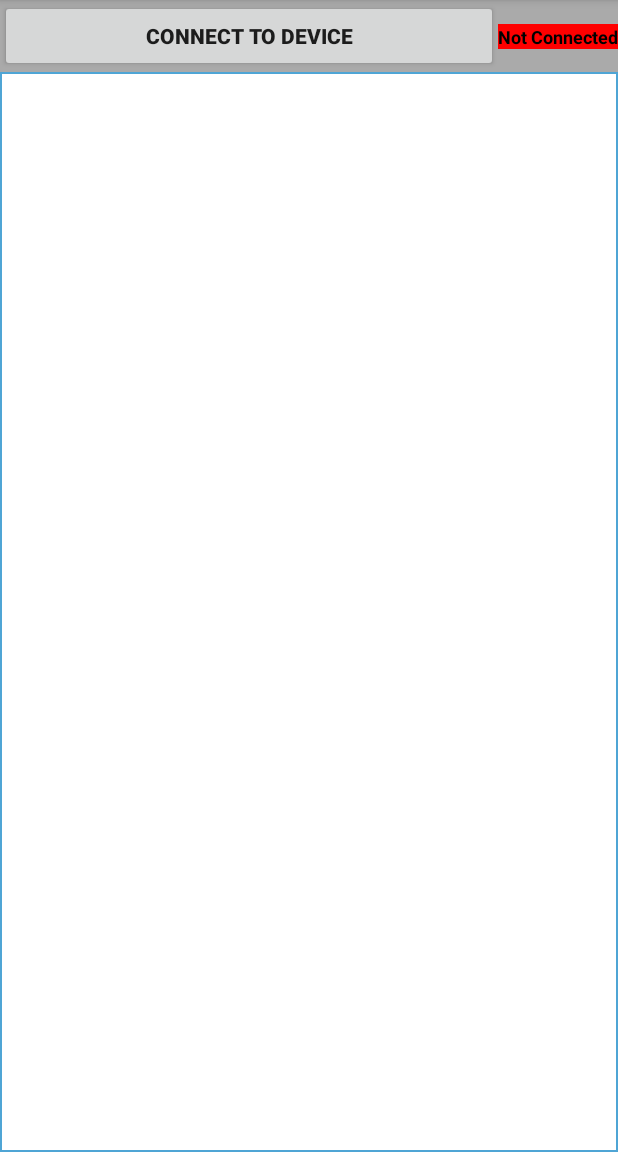
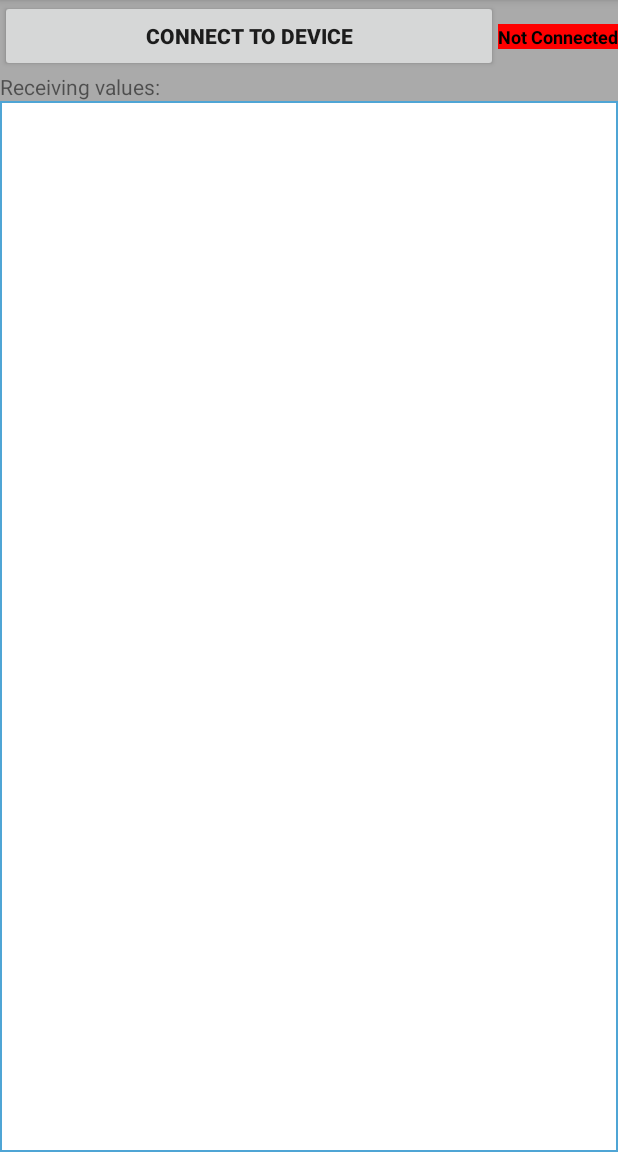
Before and after one commit to tun6i/emg_ecg_platform, an Android app: the screen it shows after launch (Main), on a phone screen of 412 x 824 dp, the part 84-1236 px from its top. Run offline under Robolectric (Android 15) with nearby library versions, the phone set to English and light mode, and no system bars.

Commit message:
Update Data View

```diff
--- a/GraphPlot/app/src/main/java/com/home/graphplot/Main.java
+++ b/GraphPlot/app/src/main/java/com/home/graphplot/Main.java
@@ -22,7 +22,7 @@ public class Main extends AppCompatActivity {
     private TextView tv_status;
     private TextView viewData;
     private Button btn_connect;
-    private Bundle state;
+    //private Bundle state;
     private Handler timerHandler = new Handler();
 
     private Runnable timerRunnable = new Runnable() {
@@ -34,16 +34,21 @@ public class Main extends AppCompatActivity {
                     InputStream inputStream = btSetup.getBtSocket().getInputStream();
                     BufferedReader bufferedReader = new BufferedReader(new InputStreamReader(inputStream, "ASCII"));
                     if (inputStream.available() > 0) {
-                        if (( line = bufferedReader.readLine()) != null) {
-
-                            viewData.append("\n" + line);
+                        if (( line = bufferedReader.readLine()) != null && !line.isEmpty()) {
+                            Integer dataValue = Integer.parseInt(line);
+                            long millis = System.currentTimeMillis();
+                            if(dataValue > 700) {
+                                viewData.append("\n" + dataValue + " " + millis);
+                            }
                         }
                     }
                 } catch (IOException e) {
                     e.printStackTrace();
                 }
             }
-            timerHandler.postDelayed(this, 200);
+
+            //Polling rate
+            timerHandler.postDelayed(this, 10);
         }
     };
 
@@ -91,6 +96,7 @@ public class Main extends AppCompatActivity {
                     tv_status.setText(R.string.connected_true);
                     tv_status.setBackgroundColor(Color.GREEN);
                     btn_connect.setText(R.string.btn_disconnect);
+                    viewData.setText("");
                 }
             }
         }
--- a/GraphPlot/app/src/main/res/layout/activity_main.xml
+++ b/GraphPlot/app/src/main/res/layout/activity_main.xml
@@ -38,8 +38,14 @@
                 android:textColor="@android:color/black" />
 
         </LinearLayout>
-        <TextView
-            android:text=""
+
+    <TextView
+        android:text="Receiving values:"
+        android:layout_width="wrap_content"
+        android:layout_height="wrap_content"
+        android:id="@+id/textView" />
+
+    <TextView
             android:background="@drawable/shape"
             android:id="@+id/viewData"
             android:textSize="24sp"
```
